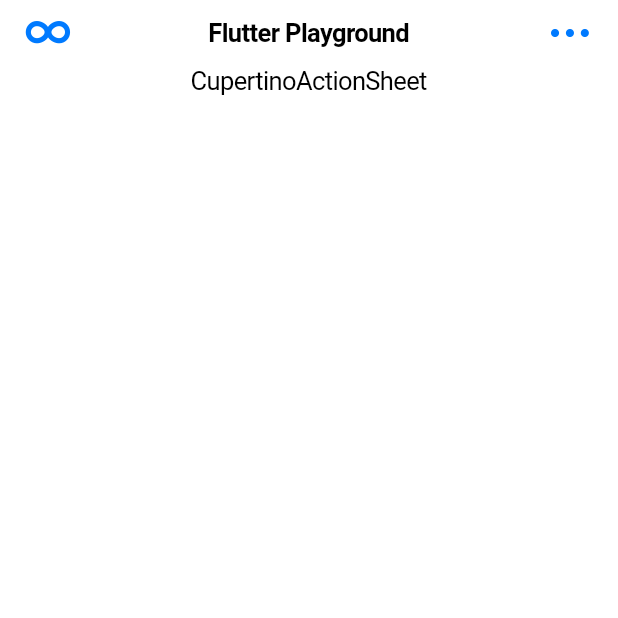
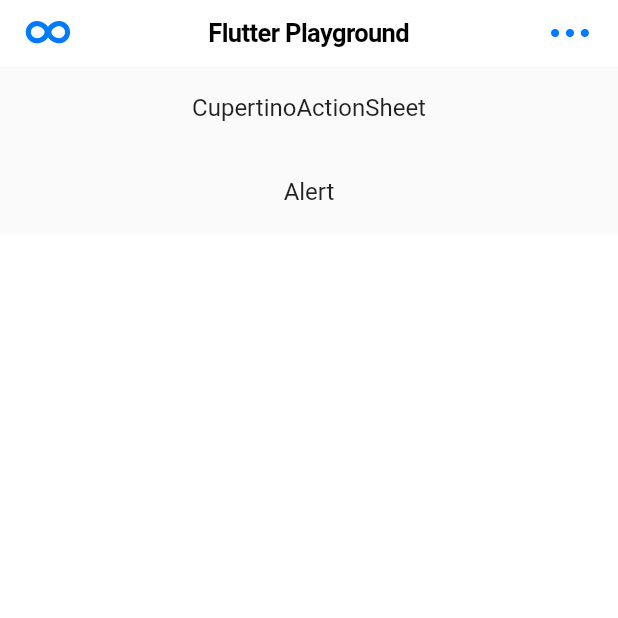
Before and after one commit to ibhavikmakwana/flutter_ios_playground, a Flutter app: the screen it shows after launch, on a phone screen of 412 x 824 dp, the top half of it. Run offline on Flutter 3.47's test engine with Material 2 defaults, Android fonts, the phone set to English and light mode, and no system bars.

Commit message:
alert example

```diff
--- a/lib/home.dart
+++ b/lib/home.dart
@@ -18,14 +18,14 @@ class _MyHomePageState extends State<MyHomePage> {
       navigationBar: buildCupertinoNavigationBar(),
       child: SafeArea(
         child: ListView.builder(
-          itemBuilder: (context, index) => GestureDetector(
-                onTap: () {
-                  Navigator.pushNamed(context, "/${names[index].title}");
-                },
-                child: Center(
-                  child: Text(names[index].title),
-                ),
-              ),
+          itemBuilder: (context, index) => Material(
+            child: ListTile(
+              onTap: () {
+                Navigator.pushNamed(context, "/${names[index].title}");
+              },
+              title: Center(child: Text(names[index].title)),
+            ),
+          ),
           itemCount: names.length,
         ),
       ),
--- a/lib/main.dart
+++ b/lib/main.dart
@@ -1,5 +1,6 @@
 import 'package:flutter/cupertino.dart';
 import 'package:flutter_ios_playground/home.dart';
+import 'package:flutter_ios_playground/ui/alert_example/alert_example.dart';
 import 'package:flutter_ios_playground/ui/cupertino_action_sheet/cupertino_action_sheet.dart';
 import 'package:flutter_ios_playground/utils/Strings.dart';
 
@@ -21,6 +22,8 @@ class MyApp extends StatelessWidget {
     return <String, WidgetBuilder>{
       Strings.cupertinoActionSheetRoutes: (BuildContext context) =>
           CupertinoActionSheetExample(Strings.cupertinoActionSheetTitle),
+      Strings.alertRoutes: (BuildContext context) =>
+          AlertExample(Strings.alertTitle),
     };
   }
 }
--- a/lib/utils/Strings.dart
+++ b/lib/utils/Strings.dart
@@ -8,8 +8,9 @@ class Strings {
 
   ///Titles
   static const String cupertinoActionSheetTitle = "CupertinoActionSheet";
-
+  static const String alertTitle = "Alert";
 
   ///Routes
   static const String cupertinoActionSheetRoutes = "/CupertinoActionSheet";
+  static const String alertRoutes = "/Alert";
 }
--- a/lib/utils/list_data.dart
+++ b/lib/utils/list_data.dart
@@ -3,4 +3,5 @@ import 'package:flutter_ios_playground/utils/Strings.dart';
 
 final List<ExampleNames> names = <ExampleNames>[
   ExampleNames(Strings.cupertinoActionSheetTitle),
+  ExampleNames(Strings.alertTitle),
 ];
```
Also changed, not shown: lib/ui/alert_example/alert_example.dart (added, +54 -0 lines), lib/ui/cupertino_action_sheet/cupertino_action_sheet.dart (+5 -3 lines).
